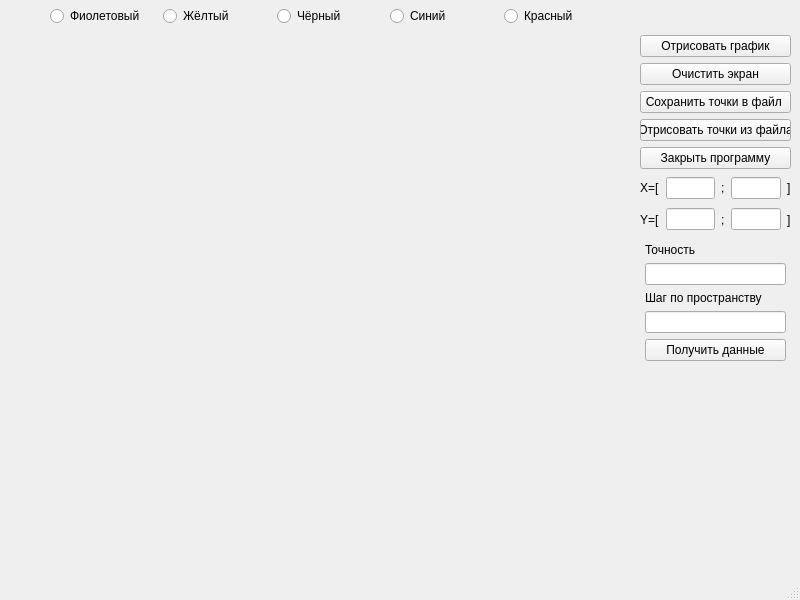
Qt form mainwindow.ui (Alexfrom38/Qt_charts_and_differential_equations) before a commit.
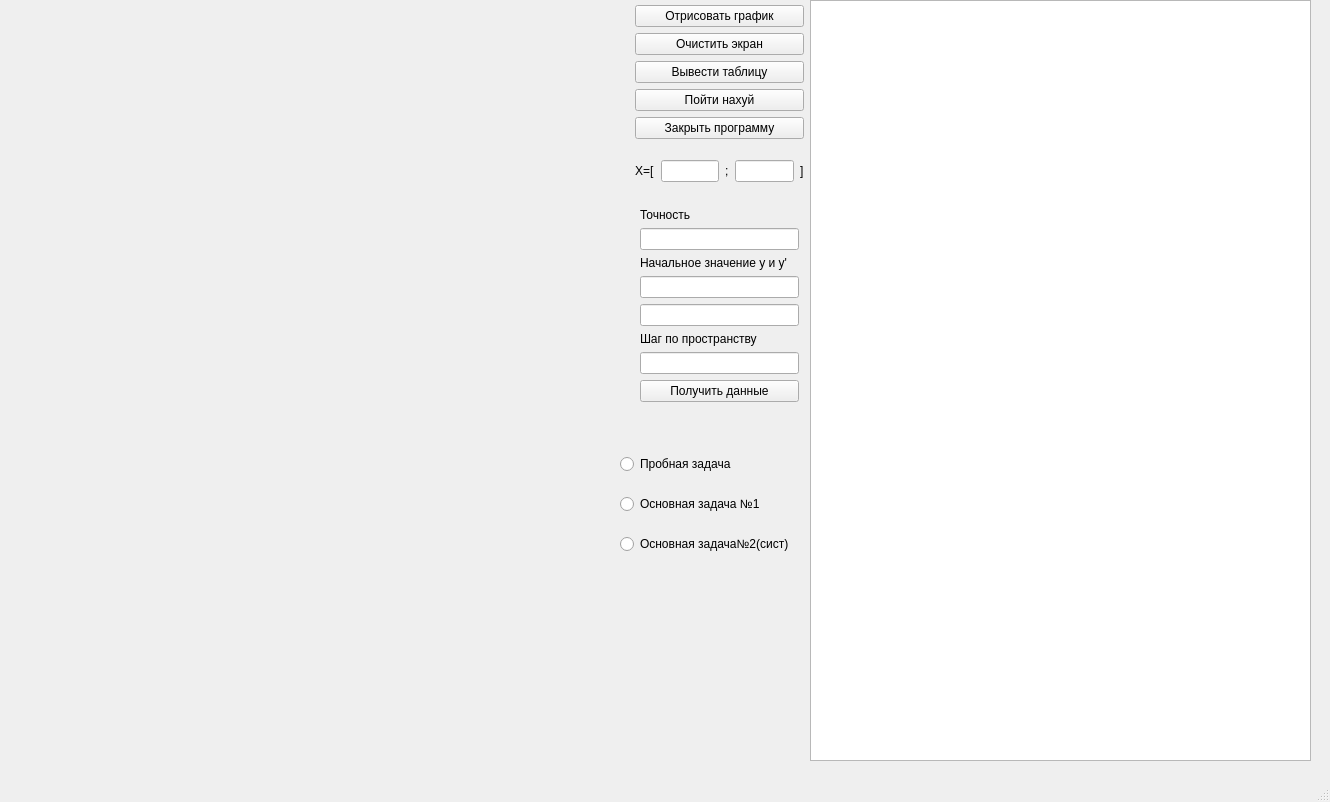
The same form after that commit.

```diff
--- a/mainwindow.ui
+++ b/mainwindow.ui
@@ -6,74 +6,21 @@
    <rect>
     <x>0</x>
     <y>0</y>
-    <width>800</width>
-    <height>600</height>
+    <width>1330</width>
+    <height>802</height>
    </rect>
   </property>
   <property name="windowTitle">
    <string>MainWindow</string>
   </property>
   <widget class="QWidget" name="centralwidget">
-   <widget class="QWidget" name="horizontalLayoutWidget_3">
-    <property name="geometry">
-     <rect>
-      <x>30</x>
-      <y>0</y>
-      <width>581</width>
-      <height>33</height>
-     </rect>
-    </property>
-    <layout class="QHBoxLayout" name="horizontalLayout_7">
-     <property name="leftMargin">
-      <number>20</number>
-     </property>
-     <property name="topMargin">
-      <number>0</number>
-     </property>
-     <item>
-      <widget class="QRadioButton" name="radioButton_11">
-       <property name="text">
-        <string>Фиолетовый</string>
-       </property>
-      </widget>
-     </item>
-     <item>
-      <widget class="QRadioButton" name="radioButton_12">
-       <property name="text">
-        <string>Жёлтый</string>
-       </property>
-      </widget>
-     </item>
-     <item>
-      <widget class="QRadioButton" name="radioButton_13">
-       <property name="text">
-        <string>Чёрный</string>
-       </property>
-      </widget>
-     </item>
-     <item>
-      <widget class="QRadioButton" name="radioButton_14">
-       <property name="text">
-        <string>Синий</string>
-       </property>
-      </widget>
-     </item>
-     <item>
-      <widget class="QRadioButton" name="radioButton_15">
-       <property name="text">
-        <string>Красный</string>
-       </property>
-      </widget>
-     </item>
-    </layout>
-   </widget>
    <widget class="QWidget" name="verticalLayoutWidget">
     <property name="geometry">
      <rect>
-      <x>635</x>
-      <y>30</y>
-      <width>161</width>
-      <height>341</height>
+      <x>630</x>
+      <y>0</y>
+      <width>179</width>
+      <height>412</height>
      </rect>
     </property>
     <layout class="QVBoxLayout" name="verticalLayout_5">
@@ -106,14 +53,14 @@
      <item>
       <widget class="QPushButton" name="Save_But_3">
        <property name="text">
-        <string>Сохранить точки в файл </string>
+        <string>Вывести таблицу</string>
        </property>
       </widget>
      </item>
      <item>
       <widget class="QPushButton" name="Draw_From_But_3">
        <property name="text">
-        <string>Отрисовать точки из файла</string>
+        <string>Пойти нахуй</string>
        </property>
       </widget>
      </item>
@@ -169,45 +116,6 @@
        </item>
       </layout>
      </item>
-     <item>
-      <layout class="QHBoxLayout" name="horizontalLayout_9">
-       <item>
-        <widget class="QLabel" name="label_20">
-         <property name="text">
-          <string>Y=[</string>
-         </property>
-        </widget>
-       </item>
-       <item>
-        <widget class="QLineEdit" name="Y_EDIT_START_3">
-         <property name="text">
-          <string/>
-         </property>
-        </widget>
-       </item>
-       <item>
-        <widget class="QLabel" name="label_21">
-         <property name="text">
-          <string>;</string>
-         </property>
-        </widget>
-       </item>
-       <item>
-        <widget class="QLineEdit" name="Y_EDIT_END_3">
-         <property name="text">
-          <string/>
-         </property>
-        </widget>
-       </item>
-       <item>
-        <widget class="QLabel" name="label_22">
-         <property name="text">
-          <string>]</string>
-         </property>
-        </widget>
-       </item>
-      </layout>
-     </item>
      <item>
       <layout class="QVBoxLayout" name="verticalLayout_6">
        <property name="leftMargin">
@@ -236,6 +144,27 @@
          </property>
         </widget>
        </item>
+       <item>
+        <widget class="QLabel" name="label_25">
+         <property name="text">
+          <string>Начальное значение y и y'</string>
+         </property>
+        </widget>
+       </item>
+       <item>
+        <widget class="QLineEdit" name="Start_Posit">
+         <property name="text">
+          <string/>
+         </property>
+        </widget>
+       </item>
+       <item>
+        <widget class="QLineEdit" name="Start_y_for_sys">
+         <property name="text">
+          <string/>
+         </property>
+        </widget>
+       </item>
        <item>
         <widget class="QLabel" name="label_24">
          <property name="text">
@@ -264,14 +193,57 @@
    <widget class="QWidget" name="horizontalLayoutWidget">
     <property name="geometry">
      <rect>
-      <x>10</x>
-      <y>40</y>
+      <x>0</x>
+      <y>0</y>
       <width>621</width>
       <height>461</height>
      </rect>
     </property>
     <layout class="QHBoxLayout" name="horizontalLayout_10"/>
    </widget>
+   <widget class="QWidget" name="verticalLayoutWidget_2">
+    <property name="geometry">
+     <rect>
+      <x>620</x>
+      <y>440</y>
+      <width>196</width>
+      <height>131</height>
+     </rect>
+    </property>
+    <layout class="QVBoxLayout" name="verticalLayout">
+     <item>
+      <widget class="QRadioButton" name="Test_task_button">
+       <property name="text">
+        <string>Пробная задача</string>
+       </property>
+      </widget>
+     </item>
+     <item>
+      <widget class="QRadioButton" name="main_task">
+       <property name="text">
+        <string>Основная задача №1</string>
+       </property>
+      </widget>
+     </item>
+     <item>
+      <widget class="QRadioButton" name="main_task_syst">
+       <property name="text">
+        <string>Основная задача№2(сист)</string>
+       </property>
+      </widget>
+     </item>
+    </layout>
+   </widget>
+   <widget class="QTableWidget" name="tableWidget">
+    <property name="geometry">
+     <rect>
+      <x>810</x>
+      <y>0</y>
+      <width>501</width>
+      <height>761</height>
+     </rect>
+    </property>
+   </widget>
   </widget>
   <widget class="QMenuBar" name="menubar">
    <property name="geometry">
```
Left out of the diff: 4 changed lines with no effect on the pictures.
